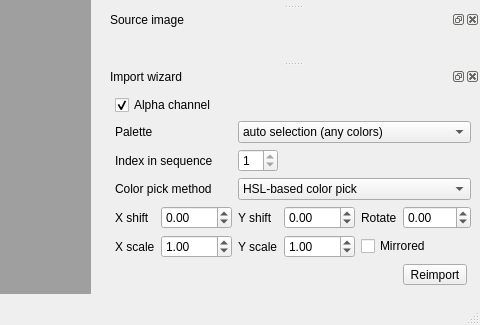
Above: mainwindow.ui from mistificator/zx4pixelizer before the change; both pictures show x 544 to 1024 and y 443 to 768 of the 1024 by 768 pixel window. Below: the same form after it.
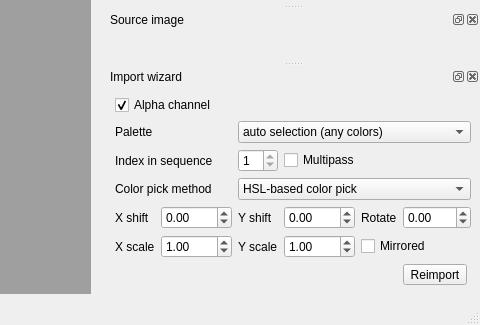
That is the form after the change. Icons and pictures are not drawn.

Commit message: Multipass scene import tool added

The edit to the form file:
```diff
--- a/mainwindow.ui
+++ b/mainwindow.ui
@@ -552,6 +552,13 @@
        </property>
       </widget>
      </item>
+     <item row="2" column="3" colspan="2">
+      <widget class="QCheckBox" name="multipass">
+       <property name="text">
+        <string>Multipass</string>
+       </property>
+      </widget>
+     </item>
     </layout>
    </widget>
   </widget>
```
The commit also changes 1 other file.
